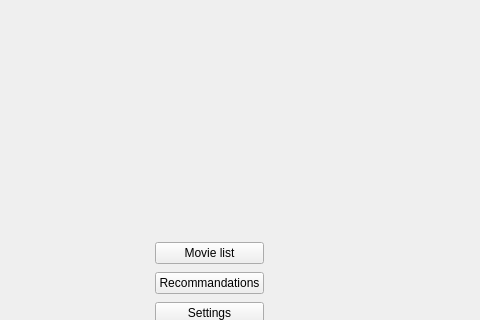
This is modules/UI/src/usermeniu.ui in PerryVrajnitorincul26/proiectMCPP as Qt 5 draws it before an edit; both pictures show x 85 to 565 and y 0 to 320 of the 662 by 551 pixel window. The edited form follows.
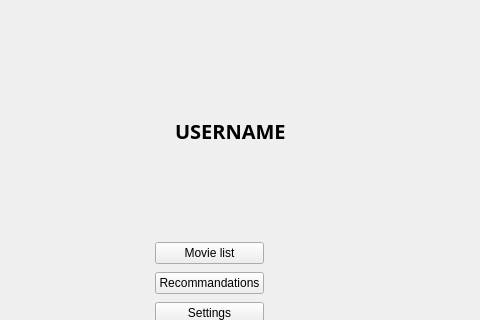
This is the edited form.

Patch:
```diff
--- a/modules/UI/src/usermeniu.ui
+++ b/modules/UI/src/usermeniu.ui
@@ -26,38 +26,6 @@
     <number>0</number>
    </property>
    <widget class="QWidget" name="homePage">
-    <widget class="QLabel" name="usernameLabel">
-     <property name="geometry">
-      <rect>
-       <x>220</x>
-       <y>20</y>
-       <width>261</width>
-       <height>41</height>
-      </rect>
-     </property>
-     <property name="font">
-      <font>
-       <family>Bahnschrift SemiBold SemiConden</family>
-       <pointsize>30</pointsize>
-      </font>
-     </property>
-     <property name="text">
-      <string/>
-     </property>
-    </widget>
-    <widget class="QLabel" name="nameLabel">
-     <property name="geometry">
-      <rect>
-       <x>170</x>
-       <y>90</y>
-       <width>131</width>
-       <height>41</height>
-      </rect>
-     </property>
-     <property name="text">
-      <string/>
-     </property>
-    </widget>
     <widget class="QWidget" name="layoutWidget">
      <property name="geometry">
       <rect>
@@ -101,6 +69,29 @@
       </item>
      </layout>
     </widget>
+    <widget class="QLabel" name="msgLabel">
+     <property name="geometry">
+      <rect>
+       <x>260</x>
+       <y>80</y>
+       <width>221</width>
+       <height>41</height>
+      </rect>
+     </property>
+     <property name="font">
+      <font>
+       <family>Bahnschrift SemiBold</family>
+       <pointsize>15</pointsize>
+       <bold>true</bold>
+      </font>
+     </property>
+     <property name="styleSheet">
+      <string notr="true">text-align: center;</string>
+     </property>
+     <property name="text">
+      <string>USERNAME</string>
+     </property>
+    </widget>
    </widget>
    <widget class="QWidget" name="page_2">
     <widget class="QLabel" name="label_3">
```
